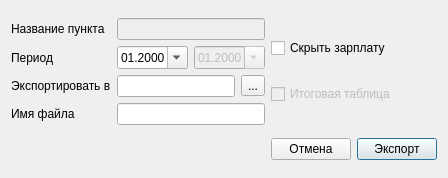
Before: the Qt Designer form excelexportdialog.ui in The-Zealot/WBScheduleManager, drawn with Qt 5.
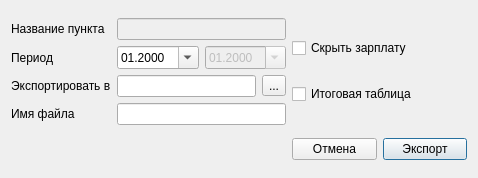
After: the same form once the commit is applied.

Diff of the .ui file:
```diff
--- a/excelexportdialog.ui
+++ b/excelexportdialog.ui
@@ -6,7 +6,7 @@
    <rect>
     <x>0</x>
     <y>0</y>
-    <width>448</width>
+    <width>478</width>
     <height>178</height>
    </rect>
   </property>
@@ -139,7 +139,7 @@
      <item>
       <widget class="QCheckBox" name="checkBoxFinalTable">
        <property name="enabled">
-        <bool>false</bool>
+        <bool>true</bool>
        </property>
        <property name="text">
         <string>Итоговая таблица</string>
```
